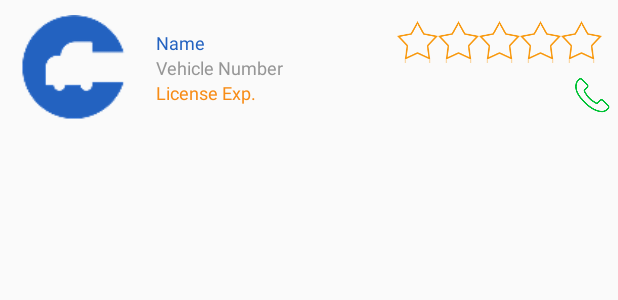
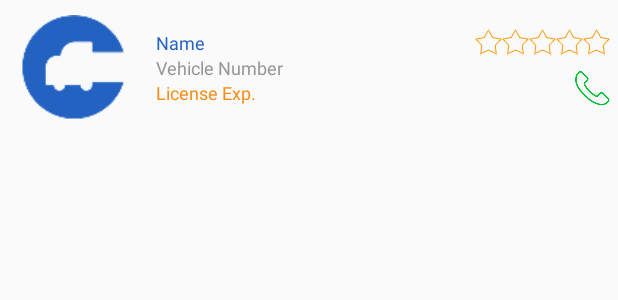
Before and after one commit to Carrustrucks-Dev/Carrus-Fleetowner, an Android app: the layout itemview_driver.xml on its own in the app's theme, with its tools: preview values and no code run, on a phone screen of 412 x 824 dp. Shown: the top 300 px of the screen. Run offline under Robolectric (Android 15) with nearby library versions, the phone set to English and light mode, and no system bars.

Commit message:
Drivers screen implemented

```diff
--- a/app/src/main/java/com/carrus/fleetowner/adapters/DriverListAdapter.java
+++ b/app/src/main/java/com/carrus/fleetowner/adapters/DriverListAdapter.java
@@ -138,7 +138,7 @@ public class DriverListAdapter extends RecyclerView.Adapter {
             }
 
             ((ViewHolder) holder).mRatingBar.setRating((float)myList.get(position).getRating());
-
+            ((ViewHolder) holder).mRatingBar.setFocusable(false);
 
             ((ViewHolder) holder).itemView.setOnClickListener(new View.OnClickListener() {
                 @Override
--- /dev/null
+++ b/app/src/main/res/drawable/ratingbar_custom_s.xml
@@ -0,0 +1,6 @@
+<?xml version="1.0" encoding="UTF-8"?>
+<layer-list xmlns:android="http://schemas.android.com/apk/res/android">
+    <item android:id="@android:id/background" android:drawable="@mipmap/icon_star_n_s" />
+    <item android:id="@android:id/secondaryProgress" android:drawable="@mipmap/icon_star_half_s" />
+    <item android:id="@android:id/progress" android:drawable="@mipmap/icon_star_p_s" />
+</layer-list>
--- a/app/src/main/res/layout/fragment_bookinglist.xml
+++ b/app/src/main/res/layout/fragment_bookinglist.xml
@@ -2,6 +2,7 @@
 <RelativeLayout xmlns:android="http://schemas.android.com/apk/res/android"
     android:layout_width="match_parent"
     android:layout_height="match_parent"
+
     android:orientation="vertical">
     <android.support.v4.widget.SwipeRefreshLayout xmlns:android="http://schemas.android.com/apk/res/android"
         android:id="@+id/swipe_refresh_layout"
@@ -11,6 +12,7 @@
         android:id="@+id/my_recycler_view"
         android:layout_width="match_parent"
         android:layout_height="match_parent"
+        android:descendantFocusability="blocksDescendants"
         android:paddingLeft="@dimen/ten"
         android:paddingRight="@dimen/ten" />
     </android.support.v4.widget.SwipeRefreshLayout>
--- a/app/src/main/res/layout/itemview_driver.xml
+++ b/app/src/main/res/layout/itemview_driver.xml
@@ -84,10 +84,9 @@
             android:id="@+id/driverRating"
             android:layout_width="wrap_content"
             android:layout_height="wrap_content"
-            android:layout_gravity="center_horizontal"
+            android:layout_marginBottom="@dimen/ten"
             android:isIndicator="true"
-            android:layout_marginBottom="@dimen/ten"
-            style="@style/ratingBar"/>
+            style="@style/ratingBar_small"/>
 
         <ImageView
             android:id="@+id/callBtnIV"
--- a/app/src/main/res/values/dimens.xml
+++ b/app/src/main/res/values/dimens.xml
@@ -24,6 +24,7 @@
     <dimen name="hundred">100dp</dimen>
     <dimen name="largehieght">150dp</dimen>
     <dimen name="ratingBarHeight">28dip</dimen>
+    <dimen name="ratingBarHeight_s">18dip</dimen>
 
     <!--Text Sizes-->
     <dimen name="low_font">12sp</dimen>
--- a/app/src/main/res/values/styles.xml
+++ b/app/src/main/res/values/styles.xml
@@ -41,9 +41,10 @@
     </style>
 
     <style name="ratingBar_small" parent="@android:style/Widget.RatingBar">
-        <item name="android:progressDrawable">@drawable/ratingbar_custom</item>
-        <item name="android:minHeight">@dimen/twenty</item>
-        <item name="android:maxHeight">@dimen/twenty</item>
+        <item name="android:progressDrawable">@drawable/ratingbar_custom_s</item>
+        <item name="android:numStars">5</item>
+        <item name="android:minHeight">@dimen/ratingBarHeight_s</item>
+        <item name="android:maxHeight">@dimen/ratingBarHeight_s</item>
     </style>
 
 </resources>
```
Also changed, not shown: app/src/main/res/mipmap-hdpi/icon_star_half_s.png (added), app/src/main/res/mipmap-hdpi/icon_star_n_s.png (added), app/src/main/res/mipmap-hdpi/icon_star_p_s.png (added).
